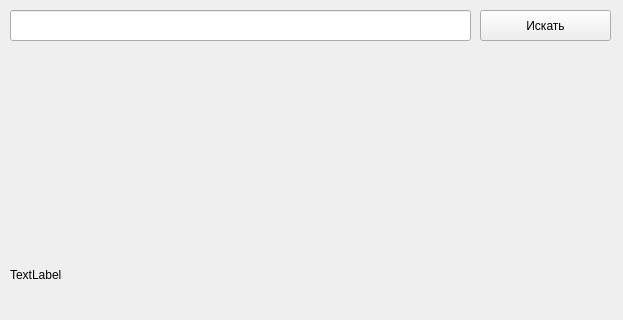
This is fileui.ui in palindromedeified/API as Qt 5 draws it before an edit; both pictures show x 0 to 623 and y 0 to 320 of the 623 by 552 pixel window. The edited form follows.
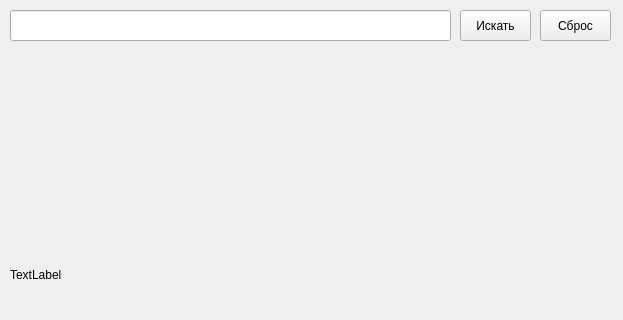
This is the edited form.

Commit message: Сделал на PyQt5. Большая задача по Maps API. Часть №5.

What changed in the file:
```diff
--- a/fileui.ui
+++ b/fileui.ui
@@ -32,7 +32,7 @@
      <rect>
       <x>10</x>
       <y>10</y>
-      <width>461</width>
+      <width>441</width>
       <height>31</height>
      </rect>
     </property>
@@ -40,9 +40,9 @@
    <widget class="QPushButton" name="pushButton">
     <property name="geometry">
      <rect>
-      <x>480</x>
+      <x>460</x>
       <y>10</y>
-      <width>131</width>
+      <width>71</width>
       <height>31</height>
      </rect>
     </property>
@@ -50,6 +50,19 @@
      <string>Искать</string>
     </property>
    </widget>
+   <widget class="QPushButton" name="pushButton_2">
+    <property name="geometry">
+     <rect>
+      <x>540</x>
+      <y>10</y>
+      <width>71</width>
+      <height>31</height>
+     </rect>
+    </property>
+    <property name="text">
+     <string>Сброс</string>
+    </property>
+   </widget>
   </widget>
   <widget class="QMenuBar" name="menubar">
    <property name="geometry">
```
Left out of the diff: 3 changed lines with no effect on the pictures. The commit also changes 2 other files.
